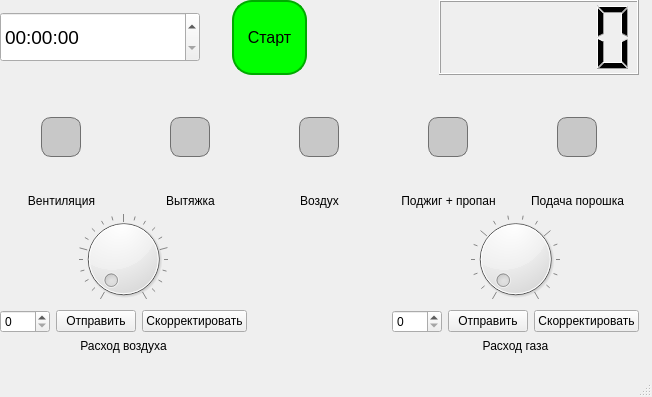
Old version of the form ui/MainWindow/MainWindow.ui in the repository murphyqwek/MicroSphere.
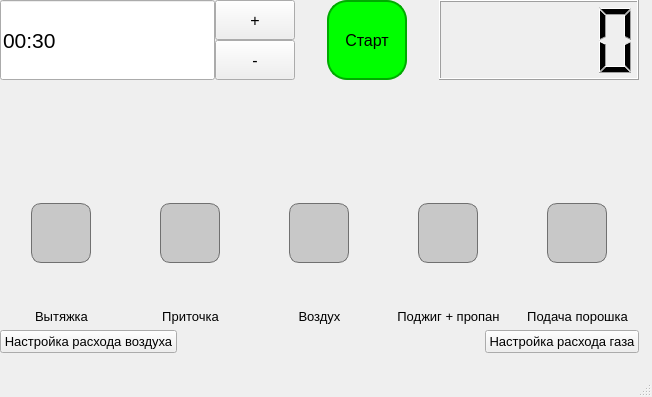
New version of the form. Icons and pictures are not drawn.

```diff
--- a/ui/MainWindow/MainWindow.ui
+++ b/ui/MainWindow/MainWindow.ui
@@ -11,7 +11,11 @@
    </rect>
   </property>
   <property name="windowTitle">
-   <string>MainWindow</string>
+   <string>MicroSphere</string>
+  </property>
+  <property name="windowIcon">
+   <iconset>
+    <normaloff>../../../../logo-tsuab2.jpg</normaloff>../../../../logo-tsuab2.jpg</iconset>
   </property>
   <property name="layoutDirection">
    <enum>Qt::LeftToRight</enum>
@@ -30,40 +34,8 @@
      <property name="sizeConstraint">
       <enum>QLayout::SetMaximumSize</enum>
      </property>
-     <item row="0" column="4">
-      <widget class="QLCDNumber" name="LCD">
-       <property name="sizePolicy">
-        <sizepolicy hsizetype="Fixed" vsizetype="Minimum">
-         <horstretch>0</horstretch>
-         <verstretch>0</verstretch>
-        </sizepolicy>
-       </property>
-       <property name="minimumSize">
-        <size>
-         <width>200</width>
-         <height>0</height>
-        </size>
-       </property>
-       <property name="maximumSize">
-        <size>
-         <width>200</width>
-         <height>16777215</height>
-        </size>
-       </property>
-       <property name="font">
-        <font>
-         <pointsize>12</pointsize>
-         <weight>75</weight>
-         <bold>true</bold>
-        </font>
-       </property>
-       <property name="value" stdset="0">
-        <double>0.000000000000000</double>
-       </property>
-      </widget>
-     </item>
-     <item row="0" column="1">
-      <spacer name="horizontalSpacer">
+     <item row="0" column="3">
+      <spacer name="horizontalSpacer_2">
        <property name="orientation">
         <enum>Qt::Horizontal</enum>
        </property>
@@ -73,79 +45,36 @@
        <property name="sizeHint" stdset="0">
         <size>
          <width>20</width>
-         <height>10</height>
+         <height>20</height>
         </size>
        </property>
       </spacer>
      </item>
+     <item row="1" column="0">
+      <widget class="QLabel" name="StatusLabel">
+       <property name="font">
+        <font>
+         <pointsize>12</pointsize>
+        </font>
+       </property>
+       <property name="text">
+        <string/>
+       </property>
+      </widget>
+     </item>
      <item row="3" column="0" colspan="5">
       <layout class="QHBoxLayout" name="horizontalLayout_22">
        <item>
-        <layout class="QVBoxLayout" name="verticalLayout_4" stretch="0,0,0">
-         <property name="sizeConstraint">
-          <enum>QLayout::SetMinAndMaxSize</enum>
+        <widget class="QPushButton" name="ButtonAirQ">
+         <property name="font">
+          <font>
+           <pointsize>10</pointsize>
+          </font>
          </property>
-         <item>
-          <widget class="QDial" name="dialAir">
-           <property name="cursor">
-            <cursorShape>PointingHandCursor</cursorShape>
-           </property>
-           <property name="maximum">
-            <number>40</number>
-           </property>
-           <property name="wrapping">
-            <bool>false</bool>
-           </property>
-           <property name="notchesVisible">
-            <bool>true</bool>
-           </property>
-          </widget>
-         </item>
-         <item>
-          <layout class="QHBoxLayout" name="horizontalLayout_11">
-           <property name="sizeConstraint">
-            <enum>QLayout::SetNoConstraint</enum>
-           </property>
-           <item>
-            <widget class="QSpinBox" name="ValueAir">
-             <property name="minimumSize">
-              <size>
-               <width>50</width>
-               <height>0</height>
-              </size>
-             </property>
-            </widget>
-           </item>
-           <item>
-            <widget class="QPushButton" name="SendAir">
-             <property name="text">
-              <string>Отправить</string>
-             </property>
-            </widget>
-           </item>
-           <item>
-            <widget class="QPushButton" name="CorrectAir">
-             <property name="cursor">
-              <cursorShape>PointingHandCursor</cursorShape>
-             </property>
-             <property name="text">
-              <string>Скорректировать</string>
-             </property>
-            </widget>
-           </item>
-          </layout>
-         </item>
-         <item>
-          <widget class="QLabel" name="label_6">
-           <property name="text">
-            <string>Расход воздуха</string>
-           </property>
-           <property name="alignment">
-            <set>Qt::AlignCenter</set>
-           </property>
-          </widget>
-         </item>
-        </layout>
+         <property name="text">
+          <string>Настройка расхода воздуха</string>
+         </property>
+        </widget>
        </item>
        <item>
         <spacer name="horizontalSpacer_23">
@@ -161,79 +90,21 @@
         </spacer>
        </item>
        <item>
-        <layout class="QVBoxLayout" name="verticalLayout_2">
-         <item>
-          <widget class="QDial" name="dialGas">
-           <property name="cursor">
-            <cursorShape>PointingHandCursor</cursorShape>
-           </property>
-           <property name="maximum">
-            <number>60</number>
-           </property>
-           <property name="notchesVisible">
-            <bool>true</bool>
-           </property>
-          </widget>
-         </item>
-         <item>
-          <layout class="QHBoxLayout" name="horizontalLayout_5">
-           <item>
-            <widget class="QSpinBox" name="ValueGas">
-             <property name="minimumSize">
-              <size>
-               <width>50</width>
-               <height>0</height>
-              </size>
-             </property>
-            </widget>
-           </item>
-           <item>
-            <widget class="QPushButton" name="SendGas">
-             <property name="text">
-              <string>Отправить</string>
-             </property>
-            </widget>
-           </item>
-           <item>
-            <widget class="QPushButton" name="CorrectGas">
-             <property name="cursor">
-              <cursorShape>PointingHandCursor</cursorShape>
-             </property>
-             <property name="text">
-              <string>Скорректировать</string>
-             </property>
-            </widget>
-           </item>
-          </layout>
-         </item>
-         <item>
-          <widget class="QLabel" name="label_4">
-           <property name="text">
-            <string>Расход газа</string>
-           </property>
-           <property name="alignment">
-            <set>Qt::AlignCenter</set>
-           </property>
-          </widget>
-         </item>
-        </layout>
+        <widget class="QPushButton" name="ButtonGasQ">
+         <property name="font">
+          <font>
+           <pointsize>10</pointsize>
+          </font>
+         </property>
+         <property name="text">
+          <string>Настройка расхода газа</string>
+         </property>
+        </widget>
        </item>
       </layout>
      </item>
-     <item row="1" column="0">
-      <widget class="QLabel" name="StatusLabel">
-       <property name="font">
-        <font>
-         <pointsize>12</pointsize>
-        </font>
-       </property>
-       <property name="text">
-        <string/>
-       </property>
-      </widget>
-     </item>
-     <item row="0" column="3">
-      <spacer name="horizontalSpacer_2">
+     <item row="0" column="1">
+      <spacer name="horizontalSpacer">
        <property name="orientation">
         <enum>Qt::Horizontal</enum>
        </property>
@@ -243,11 +114,43 @@
        <property name="sizeHint" stdset="0">
         <size>
          <width>20</width>
-         <height>20</height>
+         <height>10</height>
         </size>
        </property>
       </spacer>
      </item>
+     <item row="0" column="4">
+      <widget class="QLCDNumber" name="LCD">
+       <property name="sizePolicy">
+        <sizepolicy hsizetype="Fixed" vsizetype="Minimum">
+         <horstretch>0</horstretch>
+         <verstretch>0</verstretch>
+        </sizepolicy>
+       </property>
+       <property name="minimumSize">
+        <size>
+         <width>200</width>
+         <height>0</height>
+        </size>
+       </property>
+       <property name="maximumSize">
+        <size>
+         <width>200</width>
+         <height>16777215</height>
+        </size>
+       </property>
+       <property name="font">
+        <font>
+         <pointsize>12</pointsize>
+         <weight>75</weight>
+         <bold>true</bold>
+        </font>
+       </property>
+       <property name="value" stdset="0">
+        <double>0.000000000000000</double>
+       </property>
+      </widget>
+     </item>
      <item row="2" column="0" colspan="5">
       <layout class="QHBoxLayout" name="horizontalLayout">
        <property name="sizeConstraint">
@@ -280,14 +183,14 @@
              </property>
              <property name="minimumSize">
               <size>
-               <width>40</width>
-               <height>40</height>
+               <width>60</width>
+               <height>60</height>
               </size>
              </property>
              <property name="maximumSize">
               <size>
-               <width>40</width>
-               <height>40</height>
+               <width>60</width>
+               <height>60</height>
               </size>
              </property>
              <property name="cursor">
@@ -348,8 +251,13 @@
          </item>
          <item>
           <widget class="QLabel" name="label">
+           <property name="font">
+            <font>
+             <pointsize>10</pointsize>
+            </font>
+           </property>
            <property name="text">
-            <string>Вентиляция</string>
+            <string>Вытяжка</string>
            </property>
            <property name="alignment">
             <set>Qt::AlignCenter</set>
@@ -385,14 +293,14 @@
              </property>
              <property name="minimumSize">
               <size>
-               <width>40</width>
-               <height>40</height>
+               <width>60</width>
+               <height>60</height>
               </size>
              </property>
              <property name="maximumSize">
               <size>
-               <width>40</width>
-               <height>40</height>
+               <width>60</width>
+               <height>60</height>
               </size>
              </property>
              <property name="cursor">
@@ -450,8 +358,13 @@
          </item>
          <item>
           <widget class="QLabel" name="label_8">
+           <property name="font">
+            <font>
+             <pointsize>10</pointsize>
+            </font>
+           </property>
            <property name="text">
-            <string>Вытяжка</string>
+            <string>Приточка</string>
            </property>
            <property name="alignment">
             <set>Qt::AlignCenter</set>
@@ -487,14 +400,14 @@
              </property>
              <property name="minimumSize">
               <size>
-               <width>40</width>
-               <height>40</height>
+               <width>60</width>
+               <height>60</height>
               </size>
              </property>
              <property name="maximumSize">
               <size>
-               <width>40</width>
-               <height>40</height>
+               <width>60</width>
+               <height>60</height>
               </size>
              </property>
              <property name="cursor">
@@ -552,6 +465,11 @@
          </item>
          <item>
           <widget class="QLabel" name="label_3">
+           <property name="font">
+            <font>
+             <pointsize>10</pointsize>
+            </font>
+           </property>
            <property name="text">
             <string>Воздух</string>
            </property>
@@ -589,14 +507,14 @@
              </property>
              <property name="minimumSize">
               <size>
-               <width>40</width>
-               <height>40</height>
+               <width>60</width>
+               <height>60</height>
               </size>
              </property>
              <property name="maximumSize">
               <size>
-               <width>40</width>
-               <height>40</height>
+               <width>60</width>
+               <height>60</height>
               </size>
              </property>
              <property name="styleSheet">
@@ -651,6 +569,11 @@
          </item>
          <item>
           <widget class="QLabel" name="label_2">
+           <property name="font">
+            <font>
+             <pointsize>10</pointsize>
+            </font>
+           </property>
            <property name="text">
             <string>Поджиг + пропан</string>
            </property>
@@ -688,14 +611,14 @@
              </property>
              <property name="minimumSize">
               <size>
-               <width>40</width>
-               <height>40</height>
+               <width>60</width>
+               <height>60</height>
               </size>
              </property>
              <property name="maximumSize">
               <size>
-               <width>40</width>
-               <height>40</height>
+               <width>60</width>
+               <height>60</height>
               </size>
              </property>
              <property name="styleSheet">
@@ -750,6 +673,11 @@
          </item>
          <item>
           <widget class="QLabel" name="label_7">
+           <property name="font">
+            <font>
+             <pointsize>10</pointsize>
+            </font>
+           </property>
            <property name="text">
             <string>Подача порошка</string>
            </property>
@@ -762,18 +690,31 @@
        </item>
       </layout>
      </item>
+     <item row="1" column="2">
+      <spacer name="verticalSpacer">
+       <property name="orientation">
+        <enum>Qt::Vertical</enum>
+       </property>
+       <property name="sizeHint" stdset="0">
+        <size>
+         <width>20</width>
+         <height>40</height>
+        </size>
+       </property>
+      </spacer>
+     </item>
      <item row="0" column="2">
       <widget class="QPushButton" name="StartButton">
        <property name="minimumSize">
         <size>
-         <width>75</width>
-         <height>75</height>
+         <width>80</width>
+         <height>80</height>
         </size>
        </property>
        <property name="maximumSize">
         <size>
-         <width>75</width>
-         <height>75</height>
+         <width>80</width>
+         <height>80</height>
         </size>
        </property>
        <property name="font">
@@ -807,44 +748,80 @@
       </widget>
      </item>
      <item row="0" column="0">
-      <widget class="QTimeEdit" name="timeEdit">
-       <property name="sizePolicy">
-        <sizepolicy hsizetype="Fixed" vsizetype="Fixed">
-         <horstretch>0</horstretch>
-         <verstretch>0</verstretch>
-        </sizepolicy>
+      <layout class="QGridLayout" name="gridLayout_3">
+       <property name="spacing">
+        <number>0</number>
        </property>
-       <property name="minimumSize">
-        <size>
-         <width>200</width>
-         <height>50</height>
-        </size>
-       </property>
-       <property name="maximumSize">
-        <size>
-         <width>200</width>
-         <height>16777215</height>
-        </size>
-       </property>
-       <property name="font">
-        <font>
-         <pointsize>14</pointsize>
-        </font>
-       </property>
-      </widget>
-     </item>
-     <item row="1" column="2">
-      <spacer name="verticalSpacer">
-       <property name="orientation">
-        <enum>Qt::Vertical</enum>
-       </property>
-       <property name="sizeHint" stdset="0">
-        <size>
-         <width>20</width>
-         <height>40</height>
-        </size>
-       </property>
-      </spacer>
+       <item row="1" column="1">
+        <widget class="QPushButton" name="timeminus">
+         <property name="minimumSize">
+          <size>
+           <width>0</width>
+           <height>40</height>
+          </size>
+         </property>
+         <property name="font">
+          <font>
+           <pointsize>12</pointsize>
+          </font>
+         </property>
+         <property name="cursor">
+          <cursorShape>PointingHandCursor</cursorShape>
+         </property>
+         <property name="text">
+          <string>-</string>
+         </property>
+        </widget>
+       </item>
+       <item row="0" column="1">
+        <widget class="QPushButton" name="timeplus">
+         <property name="minimumSize">
+          <size>
+           <width>0</width>
+           <height>40</height>
+          </size>
+         </property>
+         <property name="font">
+          <font>
+           <pointsize>12</pointsize>
+          </font>
+         </property>
+         <property name="cursor">
+          <cursorShape>PointingHandCursor</cursorShape>
+         </property>
+         <property name="autoFillBackground">
+          <bool>false</bool>
+         </property>
+         <property name="text">
+          <string>+</string>
+         </property>
+        </widget>
+       </item>
+       <item row="0" column="0" rowspan="2">
+        <widget class="QLineEdit" name="timeEdit">
+         <property name="minimumSize">
+          <size>
+           <width>0</width>
+           <height>80</height>
+          </size>
+         </property>
+         <property name="font">
+          <font>
+           <pointsize>16</pointsize>
+          </font>
+         </property>
+         <property name="inputMethodHints">
+          <set>Qt::ImhPreferNumbers</set>
+         </property>
+         <property name="inputMask">
+          <string>00:00</string>
+         </property>
+         <property name="text">
+          <string>00:30</string>
+         </property>
+        </widget>
+       </item>
+      </layout>
      </item>
     </layout>
    </widget>
```
Left out of the diff: 35 changed lines with no effect on the pictures.
